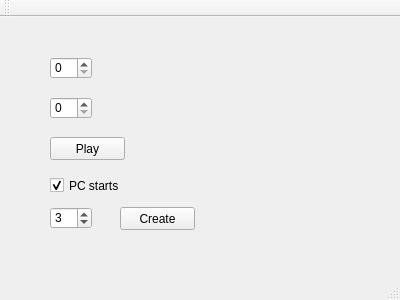
Before: the Qt Designer form mainwindow.ui in ZeroBlazer/IA-tictactoe, drawn with Qt 5.
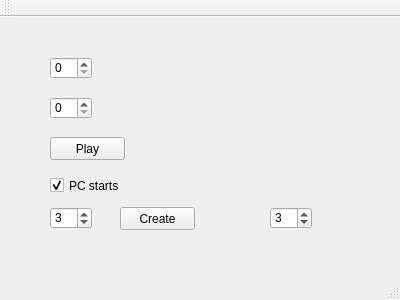
After: the same form once the commit is applied.

The edit to the form file:
```diff
--- a/mainwindow.ui
+++ b/mainwindow.ui
@@ -89,6 +89,19 @@
      <bool>true</bool>
     </property>
    </widget>
+   <widget class="QSpinBox" name="spinBox_4">
+    <property name="geometry">
+     <rect>
+      <x>270</x>
+      <y>190</y>
+      <width>42</width>
+      <height>22</height>
+     </rect>
+    </property>
+    <property name="value">
+     <number>3</number>
+    </property>
+   </widget>
   </widget>
   <widget class="QMenuBar" name="menuBar">
    <property name="geometry">
```
